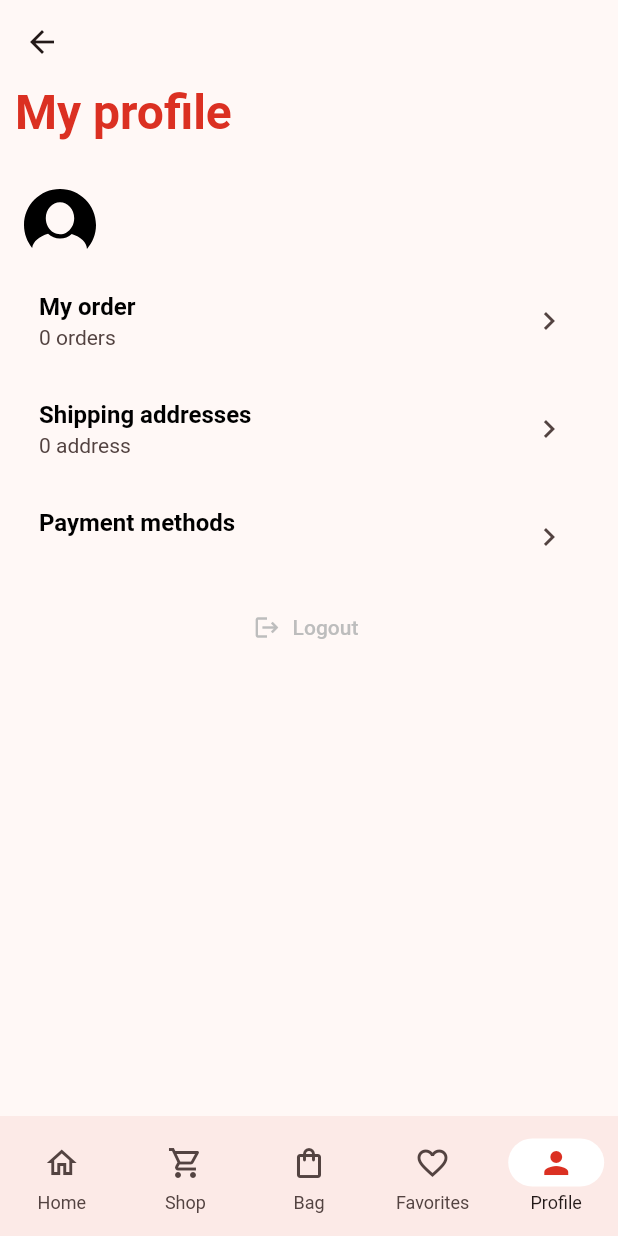
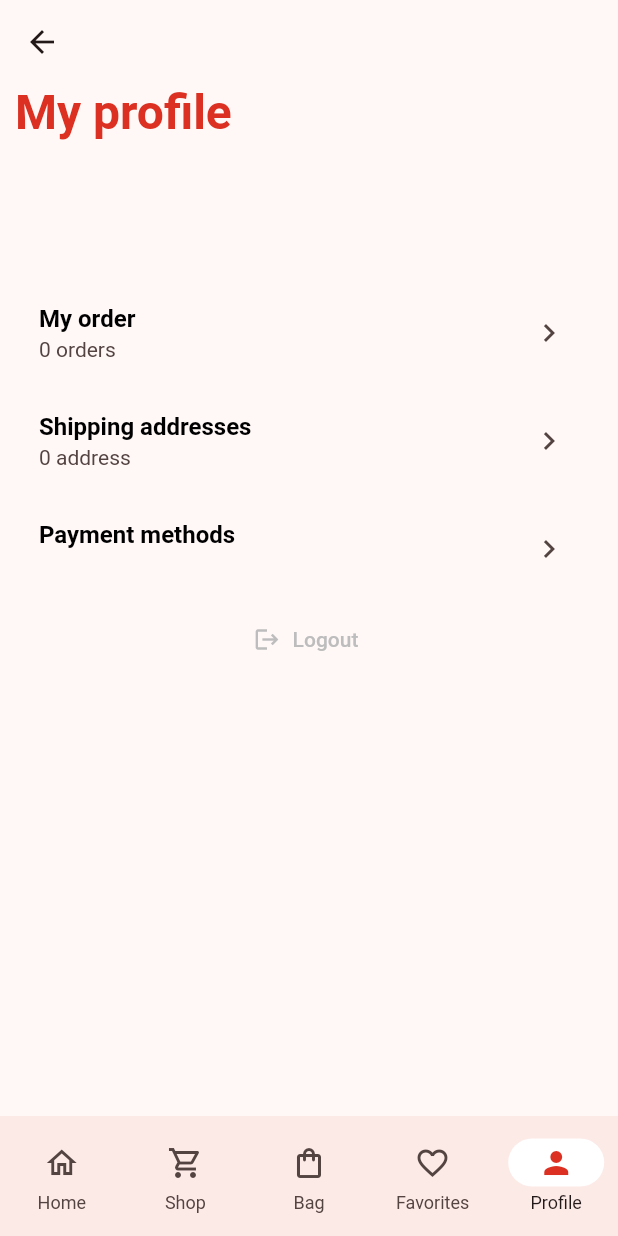
Before and after one commit to abhishek0168/e-commerce, a Flutter app: the MainPage screen opened directly, item 5 of the bottom bar chosen, on a phone screen of 412 x 824 dp. Run offline on Flutter 3.47's test engine with Material 2 defaults, Android fonts, the light colour scheme and no system bars; our stand-ins replace cached_network_image, cloud_firestore, firebase_auth, firebase_core, firebase_storage, flutter_staggered_animations and 4 more; accounts and stored records are empty; Roboto replaces fonts that are missing (Alata).

Commit message:
Unnecessary codes are commented out

```diff
--- a/lib/view/profile_page/profile_page.dart
+++ b/lib/view/profile_page/profile_page.dart
@@ -2,7 +2,6 @@ import 'package:ecommerce_app/utils/constants.dart';
 import 'package:ecommerce_app/view/profile_page/profile_listtile_widget.dart';
 import 'package:ecommerce_app/view/theme/app_color_theme.dart';
 import 'package:ecommerce_app/view/user_address_adding_%20page/select_user_address.dart';
-import 'package:ecommerce_app/view/user_details_user_side/user_edit_page.dart';
 import 'package:ecommerce_app/view/widgets/heading_widget.dart';
 import 'package:ecommerce_app/view/widgets/text_styles.dart';
 import 'package:ecommerce_app/view_model/main_page_view_model.dart';
@@ -10,7 +9,6 @@ import 'package:ecommerce_app/view_model/sign_in_page_viewmodel.dart';
 import 'package:ecommerce_app/view_model/user_address_viewmodel.dart';
 import 'package:ecommerce_app/view_model/user_details_viewmodel.dart';
 import 'package:flutter/material.dart';
-import 'package:flutter_svg/flutter_svg.dart';
 import 'package:provider/provider.dart';
 
 class ProfilePage extends StatelessWidget {
@@ -34,12 +32,10 @@ class ProfilePage extends StatelessWidget {
           ),
           height20,
           ListTile(
-            dense: true,
-            contentPadding: const EdgeInsets.only(left: 0.0, right: 0.0),
-            leading: SvgPicture.asset(
-              'assets/svgs/user-image-with-black-background-svgrepo-com.svg',
-              width: 60,
-            ),
+            // leading: SvgPicture.asset(
+            //   'assets/svgs/user-image-with-black-background-svgrepo-com.svg',
+            //   width: 60,
+            // ),
             title: H2(text: userDetailsController.userData!.userName),
             subtitle: Text(userDetailsController.userData!.userEmail),
           ),
--- a/lib/view/sign_in_and_sign_up/password_reset.dart
+++ b/lib/view/sign_in_and_sign_up/password_reset.dart
@@ -86,6 +86,8 @@ class ResetPassword extends StatelessWidget {
                               ScaffoldMessenger.of(context)
                                   .showSnackBar(snackBar);
                             }
+                            value.resetPasswordController.clear();
+
                             if (context.mounted) {
                               Navigator.pop(context);
                             }
--- a/pubspec.yaml
+++ b/pubspec.yaml
@@ -25,12 +25,14 @@ dependencies:
   firebase_auth: ^4.6.3
   flutter_staggered_animations: ^1.1.1
   flutter_cache_manager: ^3.3.0
-  http: ^1.0.0
+  http: ^1.1.0
   dio: ^5.2.1+1
   google_sign_in: ^6.1.4
   intl: ^0.18.1
   flutter_svg: ^2.0.7
   vector_graphics_compiler: ^1.1.7
+  flutter_stripe: ^9.2.2
+  flutter_dotenv: ^5.1.0
 
 dev_dependencies:
   flutter_test:
```
Also changed, not shown: lib/view/admin_panel/user_page/user_details.dart (+4 -14 lines), lib/view/admin_panel/user_page/users_display.dart (+5 -5 lines), lib/view/user_address_adding_ page/select_user_address.dart (+6 -5 lines), lib/view/widgets/product_card.dart (+13 -13 lines), lib/view_model/sign_in_page_viewmodel.dart (+7 -3 lines), pubspec.lock.
